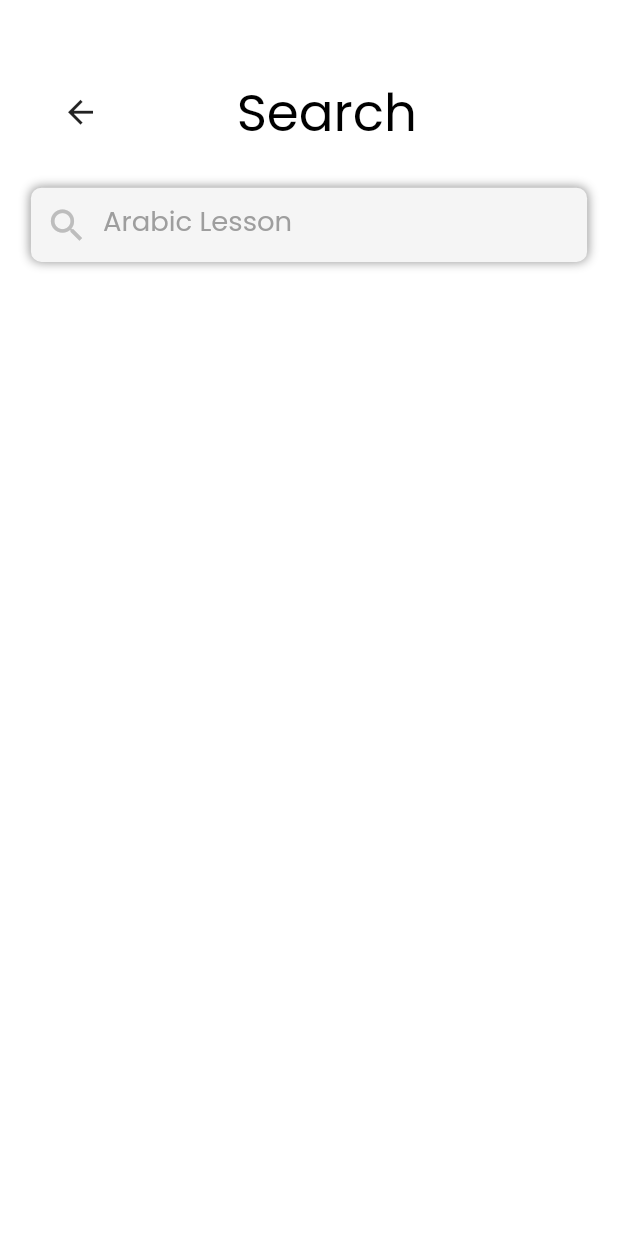
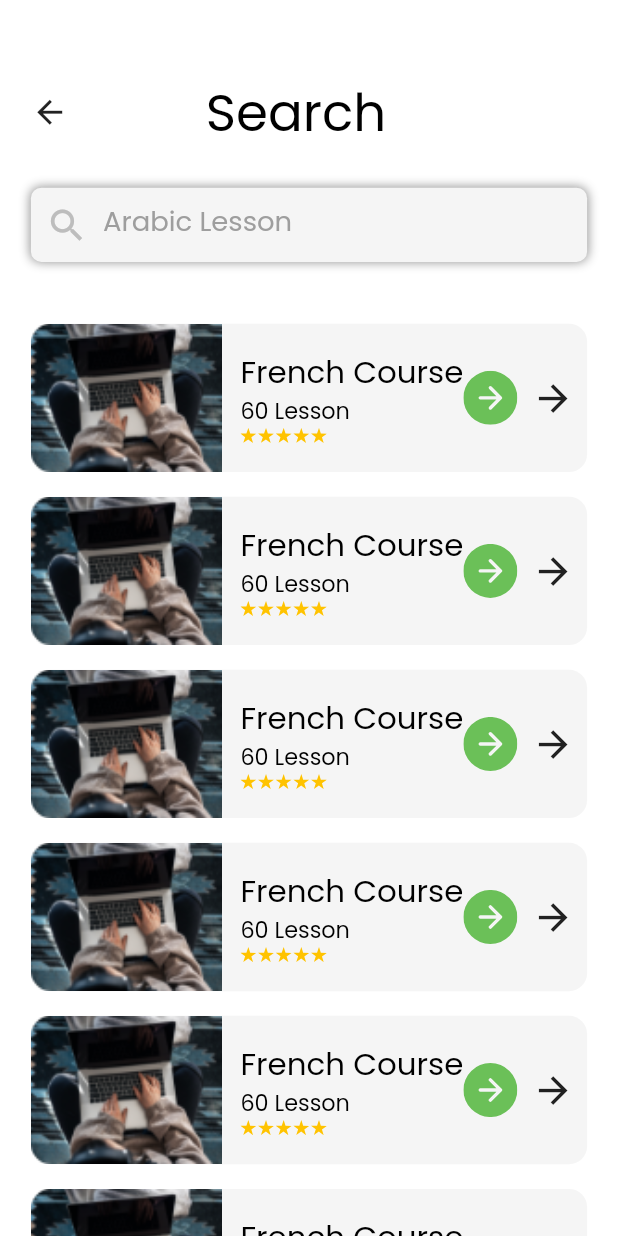
Before and after one commit to ashrafffathalla/ce--r_demo, a Flutter app: the screen it shows after launch, on a phone screen of 412 x 824 dp. Run offline on Flutter 3.47's test engine with Material 2 defaults, Android fonts, the phone set to English and light mode, and no system bars; our stand-ins replace bloc, flutter_screenutil, flutter_svg; missing offline and left inert: dart:ffi.

Commit message:
commit and push lesson Search screen

```diff
--- a/lib/modules/students_module/search_course/search_course_screen.dart
+++ b/lib/modules/students_module/search_course/search_course_screen.dart
@@ -12,10 +12,6 @@ class SearchCourseScreen extends StatelessWidget {
     Size size = MediaQuery.of(context).size;
     return Scaffold(
       body: gradiantScaffoldColor(
-          child: Padding(
-        padding: EdgeInsets.symmetric(
-          horizontal: size.width * 0.05,
-        ),
           child: SingleChildScrollView(
         physics: const BouncingScrollPhysics(),
         child: Column(
@@ -25,12 +21,32 @@ class SearchCourseScreen extends StatelessWidget {
             SizedBox(
               height: size.height * 0.03,
             ),
+            Padding(
+              padding: EdgeInsets.symmetric(horizontal: size.width * 0.05),
+              child: Column(
+                children: [
                   const SearchScreen(text: 'Arabic Lesson'),
                   SizedBox(
-                height: size.height * 0.03,
+                    height: size.height * 0.05,
+                  ),
+                  ListView.separated(
+                    physics: const BouncingScrollPhysics(),
+                    padding: const EdgeInsets.all(0),
+                    shrinkWrap: true,
+                    scrollDirection: Axis.vertical,
+                    itemBuilder: (context, index) => buildCategoryCard(size),
+                    separatorBuilder: (context, index) => SizedBox(
+                      height: size.height * 0.02,
+                    ),
+                    itemCount: 7,
                   ),
                 ],
               ),
+            ),
+            SizedBox(
+              height: size.height * 0.05,
+            ),
+          ],
         ),
       )),
     );
@@ -44,12 +60,22 @@ class SearchCourseScreen extends StatelessWidget {
           borderRadius: BorderRadius.circular(12),
         ),
         child: Padding(
-          padding: EdgeInsets.symmetric(
-              horizontal: size.width * 0.02, vertical: size.height * 0.02),
+          padding: EdgeInsets.only(right: size.width*0.02),
           child: Row(
-            mainAxisAlignment: MainAxisAlignment.spaceBetween,
             children: [
-              Column(
+              SizedBox(
+                height: size.height * 0.12,
+                child: Image.asset(
+                  'assets/images/lesson.png',
+                  fit: BoxFit.fitHeight,
+                ),
+              ),
+              Padding(
+                padding:  EdgeInsets.only(
+                    left: size.width*0.03,
+                  top: size.height*0.02
+                ),
+                child: Column(
                   crossAxisAlignment: CrossAxisAlignment.start,
                   children: [
                     textWidget(
@@ -69,7 +95,14 @@ class SearchCourseScreen extends StatelessWidget {
                     SvgPicture.asset('assets/icons/stars.svg')
                   ],
                 ),
-              SvgPicture.asset('assets/icons/green_right_arrow.svg')
+              ),
+               SvgPicture.asset('assets/icons/green_right_arrow.svg'),
+              const Spacer(),
+              Icon(
+                  Icons.arrow_forward,
+                size: 25.sp,
+
+              )
             ],
           ),
         ),
```
Also changed, not shown: assets/images/lesson.png (added). Lines whose indentation alone changed are shown as unchanged.
